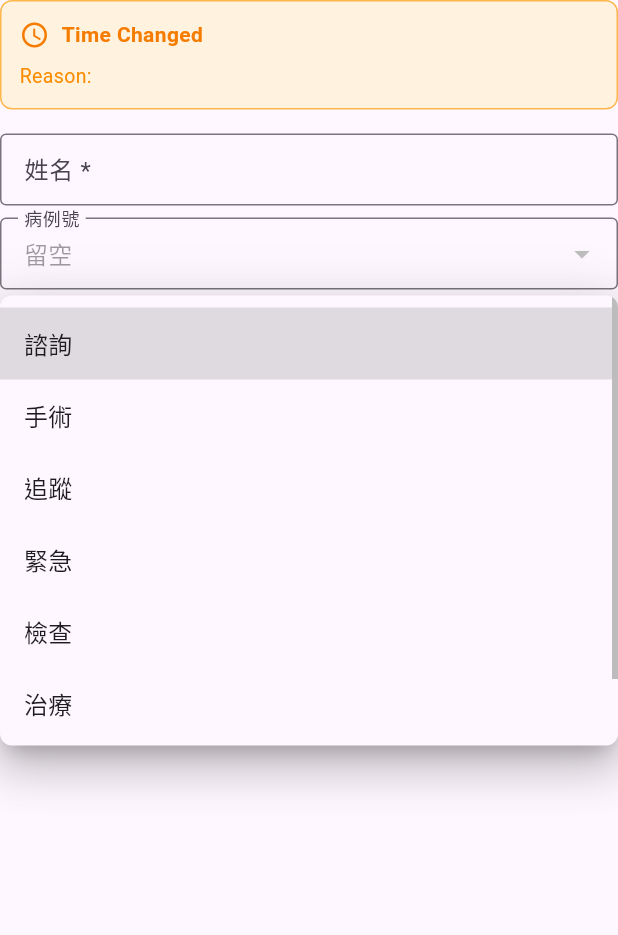
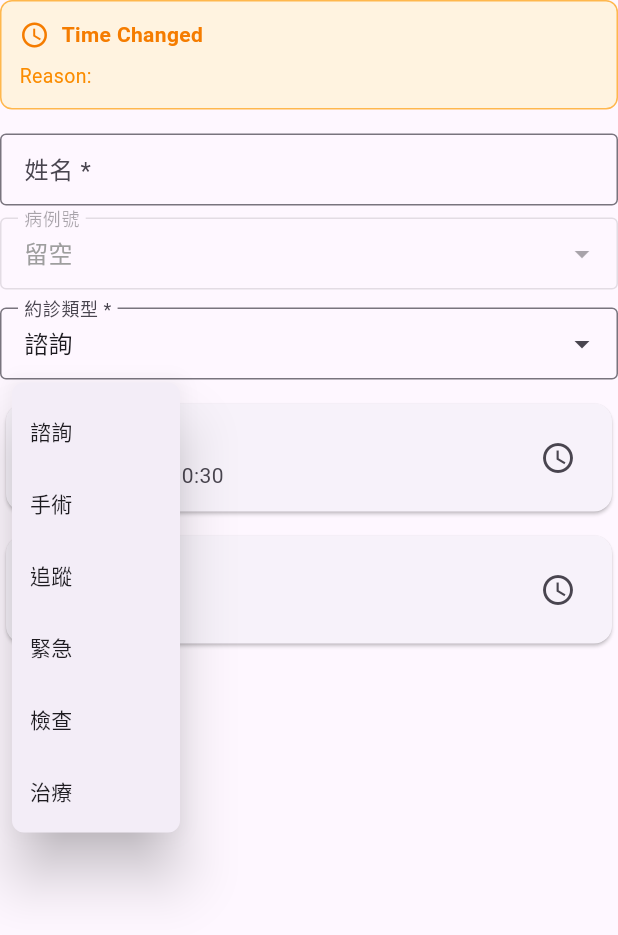
Before and after one commit to igeryoung/AppointmentApp, a Flutter app: the EventMetadataSection widget shown alone on an empty page, opened directly with empty values, after a tap on "諮詢", on a phone screen of 412 x 824 dp. Shown: the top 935 px of the screen. Run offline on Flutter 3.47's test engine with Material 3 defaults, Android fonts, the phone set to English and light mode, and no system bars; our stand-ins replace connectivity_plus, equatable, flutter_bloc, get_it, shared_preferences, sqflite; accounts and stored records are empty; network calls fail.

Commit message:
fix: replace DropdownButtonFormField with PopupMenuButton to prevent overlap
Replaced DropdownButtonFormField with PopupMenuButton + InputDecorator to ensure
dropdown menus always appear below the input field without covering it.

Key changes:
- Used PopupMenuButton with offset: Offset(0, 50) to position menu below input
- Wrapped in InputDecorator to maintain same visual appearance as before
- Applied to both Event Type and Record Number dropdowns
- Menu now appears fully below the input box, keeping it visible

This fixes the issue where clicking the dropdown would cover the input field.

```diff
--- a/lib/screens/event_detail/widgets/event_metadata_section.dart
+++ b/lib/screens/event_detail/widgets/event_metadata_section.dart
@@ -159,24 +159,32 @@ class EventMetadataSection extends StatelessWidget {
             Expanded(
               child: Padding(
                 padding: const EdgeInsets.only(bottom: 4),
-                child: DropdownButtonFormField<EventType>(
-                  value: selectedEventType,
+                child: PopupMenuButton<EventType>(
+                  offset: const Offset(0, 50),
+                  elevation: 16,
+                  shape: RoundedRectangleBorder(borderRadius: BorderRadius.circular(8)),
+                  constraints: const BoxConstraints(maxHeight: 300),
+                  onSelected: onEventTypeChanged,
+                  itemBuilder: (context) {
+                    return EventTypeLocalizations.commonEventTypes.map((type) {
+                      return PopupMenuItem<EventType>(
+                        value: type,
+                        child: Text(EventTypeLocalizations.getLocalizedEventType(context, type)),
+                      );
+                    }).toList();
+                  },
+                  child: InputDecorator(
                     decoration: InputDecoration(
                       labelText: l10n.eventType,
                       border: const OutlineInputBorder(),
                       contentPadding: const EdgeInsets.symmetric(horizontal: 12, vertical: 8),
+                      suffixIcon: const Icon(Icons.arrow_drop_down),
                     ),
-                  isExpanded: true,
-                  menuMaxHeight: 300,
-                  elevation: 16,
-                  borderRadius: BorderRadius.circular(8),
-                  items: EventTypeLocalizations.commonEventTypes.map((type) {
-                    return DropdownMenuItem<EventType>(
-                      value: type,
-                      child: Text(EventTypeLocalizations.getLocalizedEventType(context, type)),
-                    );
-                  }).toList(),
-                  onChanged: onEventTypeChanged,
+                    child: Text(
+                      EventTypeLocalizations.getLocalizedEventType(context, selectedEventType),
+                      style: const TextStyle(fontSize: 16),
+                    ),
+                  ),
                 ),
               ),
             ),
@@ -310,61 +318,52 @@ class _RecordNumberDropdownState extends State<_RecordNumberDropdown> {
 
   @override
   Widget build(BuildContext context) {
-    // Build dropdown items
-    final items = <DropdownMenuItem<String>>[];
+    // Build popup menu items
+    final items = <PopupMenuItem<String>>[];
 
     // Add available record numbers
     for (final recordNum in widget.availableRecordNumbers) {
-      items.add(DropdownMenuItem<String>(
+      items.add(PopupMenuItem<String>(
         value: recordNum,
         child: Text(recordNum),
       ));
     }
 
     // Add special options
-    items.add(const DropdownMenuItem<String>(
+    items.add(const PopupMenuItem<String>(
       value: _RecordNumberDropdown._emptyOption,
       child: Text('留空'),
     ));
-    items.add(const DropdownMenuItem<String>(
+    items.add(const PopupMenuItem<String>(
       value: _RecordNumberDropdown._newOption,
       child: Text('新病例號'),
     ));
 
-    // Determine current value for dropdown
-    String dropdownValue;
+    // Determine display text
+    String displayText;
     if (widget.value.isEmpty) {
-      dropdownValue = _RecordNumberDropdown._emptyOption;
-    } else if (widget.availableRecordNumbers.contains(widget.value)) {
-      dropdownValue = widget.value;
+      displayText = '留空';
     } else {
-      // User has a custom value not in the list, treat as regular option
-      // Add it to the items if not already present
+      displayText = widget.value;
+    }
+
+    // Add custom value to items if not in list
+    if (widget.value.isNotEmpty && !widget.availableRecordNumbers.contains(widget.value)) {
       if (!items.any((item) => item.value == widget.value)) {
-        items.insert(0, DropdownMenuItem<String>(
+        items.insert(0, PopupMenuItem<String>(
           value: widget.value,
           child: Text(widget.value),
         ));
       }
-      dropdownValue = widget.value;
     }
 
-    return DropdownButtonFormField<String>(
-      value: dropdownValue,
-      decoration: InputDecoration(
-        labelText: widget.labelText,
-        border: const OutlineInputBorder(),
-        contentPadding: const EdgeInsets.symmetric(horizontal: 12, vertical: 8),
-      ),
-      isExpanded: true,
-      menuMaxHeight: 300,
+    return PopupMenuButton<String>(
+      offset: const Offset(0, 50),
       elevation: 16,
-      borderRadius: BorderRadius.circular(8),
-      items: items,
-      onChanged: widget.isEnabled && !_isProcessing
-          ? (String? newValue) {
-              if (newValue == null) return;
-
+      shape: RoundedRectangleBorder(borderRadius: BorderRadius.circular(8)),
+      constraints: const BoxConstraints(maxHeight: 300),
+      enabled: widget.isEnabled && !_isProcessing,
+      onSelected: (String newValue) {
         if (newValue == _RecordNumberDropdown._emptyOption) {
           // User selected "留空"
           widget.onChanged('');
@@ -375,8 +374,24 @@ class _RecordNumberDropdownState extends State<_RecordNumberDropdown> {
           // User selected an existing record number
           widget.onChanged(newValue);
         }
-            }
-          : null,
+      },
+      itemBuilder: (context) => items,
+      child: InputDecorator(
+        decoration: InputDecoration(
+          labelText: widget.labelText,
+          border: const OutlineInputBorder(),
+          contentPadding: const EdgeInsets.symmetric(horizontal: 12, vertical: 8),
+          suffixIcon: const Icon(Icons.arrow_drop_down),
+          enabled: widget.isEnabled && !_isProcessing,
+        ),
+        child: Text(
+          displayText,
+          style: TextStyle(
+            fontSize: 16,
+            color: widget.isEnabled && !_isProcessing ? null : Colors.grey,
+          ),
+        ),
+      ),
     );
   }
 
```
Lines whose indentation alone changed are shown as unchanged.
